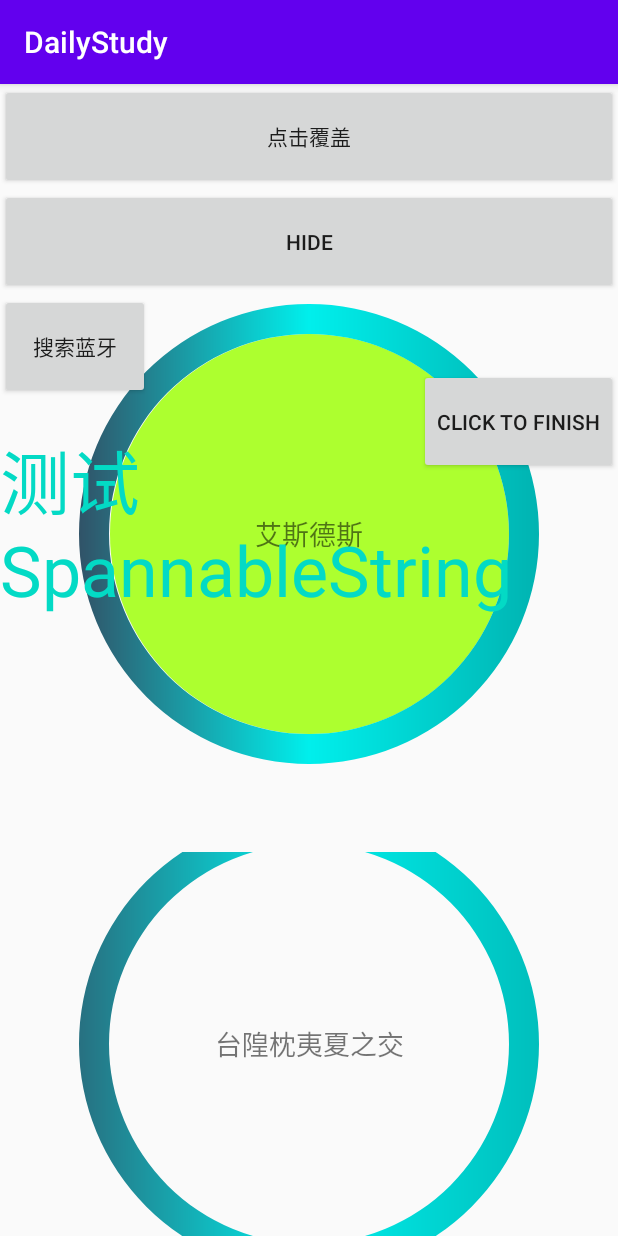
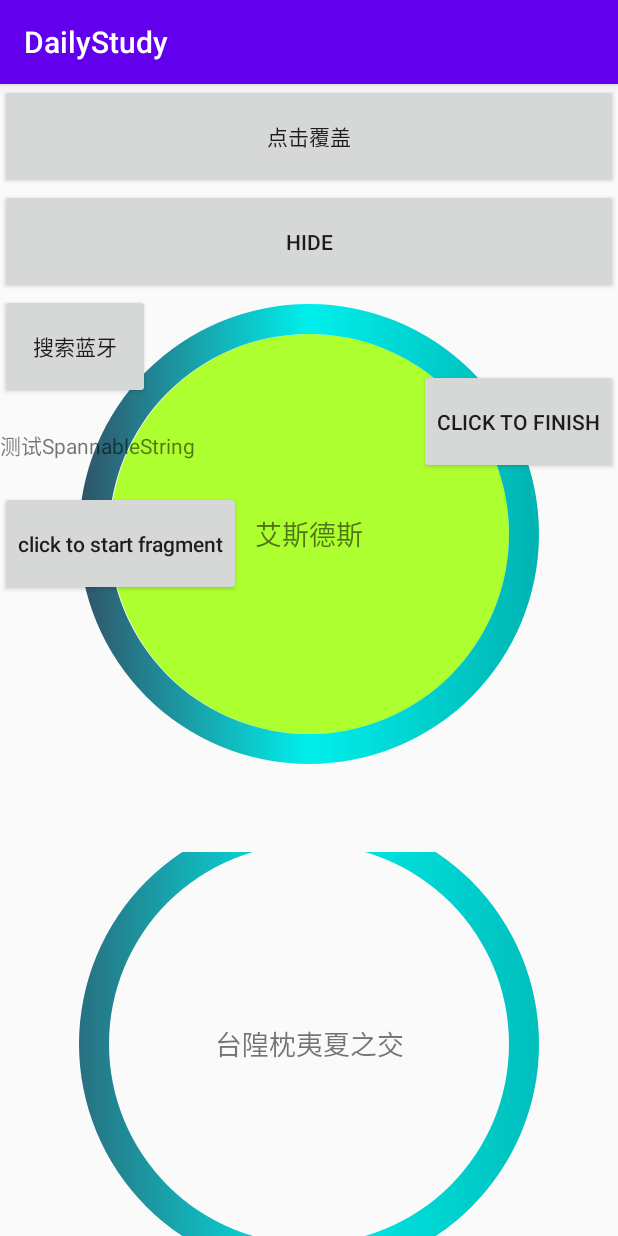
Before and after one commit to ShirleyLuoppx/DailyStudy, an Android app: the screen it shows after launch (SpannableStringDemo before the commit, MainActivity after it), on a phone screen of 412 x 824 dp. Run offline under Robolectric (Android 15) with nearby library versions, the phone set to English and light mode, and no system bars; network calls fail.

Commit message:
feat: 添加了一个fragment的生命周期的简单demo
添加了一个fragment的生命周期的简单demo

```diff
--- a/app/src/main/AndroidManifest.xml
+++ b/app/src/main/AndroidManifest.xml
@@ -24,7 +24,7 @@
         android:roundIcon="@mipmap/ic_launcher_round"
         android:supportsRtl="true"
         android:theme="@style/AppTheme">
-        <activity android:name=".SpannableStringDemo">
+        <activity android:name=".MainActivity">
             <intent-filter>
                 <action android:name="android.intent.action.MAIN" />
 
--- a/app/src/main/java/com/ppx/dailystudy/MainActivity.kt
+++ b/app/src/main/java/com/ppx/dailystudy/MainActivity.kt
@@ -118,7 +118,7 @@ class MainActivity : AppCompatActivity() {
 
     fun show(){
         fl_show_hide.visibility = View.VISIBLE
-        supportFragmentManager.beginTransaction().add(R.id.fl_show_hide,ShowHideFragment()).commit()
+        supportFragmentManager.beginTransaction().add(R.id.fl_show_hide,FragmentDemo()).commit()
     }
 
     fun hide(){
--- a/app/src/main/res/layout/activity_main.xml
+++ b/app/src/main/res/layout/activity_main.xml
@@ -77,10 +77,10 @@
         android:id="@+id/tv_test_span"
         android:layout_width="wrap_content"
         android:layout_height="wrap_content"
+        android:layout_marginTop="20dp"
         android:text="测试SpannableString"
         app:layout_constraintLeft_toLeftOf="parent"
-        app:layout_constraintTop_toBottomOf="@id/bt_start_search_blue_tooth"
-        android:layout_marginTop="20dp"/>
+        app:layout_constraintTop_toBottomOf="@id/bt_start_search_blue_tooth" />
 
     <Button
         android:id="@+id/click_finish"
@@ -91,10 +91,22 @@
         app:layout_constraintRight_toRightOf="parent"
         app:layout_constraintTop_toBottomOf="@id/et_test_hide" />
 
+    <!--    textAllCaps 设置文字都是大写-->
+    <Button
+        android:id="@+id/click_to_start_fragment"
+        android:layout_width="wrap_content"
+        android:layout_height="70dp"
+        android:layout_marginTop="20dp"
+        android:text="click to start fragment"
+        android:textAllCaps="false"
+        app:layout_constraintLeft_toLeftOf="parent"
+        app:layout_constraintTop_toBottomOf="@id/tv_test_span" />
+
+
     <FrameLayout
         android:id="@+id/fl_show_hide"
         android:layout_width="match_parent"
         android:layout_height="match_parent"
-        android:visibility="gone"
+        android:visibility="visible"
         app:layout_constraintTop_toTopOf="parent" />
 </androidx.constraintlayout.widget.ConstraintLayout>
```
Also changed, not shown: app/src/main/java/com/ppx/dailystudy/FragmentDemo.kt (added, +88 -0 lines), app/src/main/java/com/ppx/dailystudy/SpannableStringDemo.kt (+19 -3 lines), app/src/main/res/layout/fragment_show_hide.xml (+6 -5 lines).
